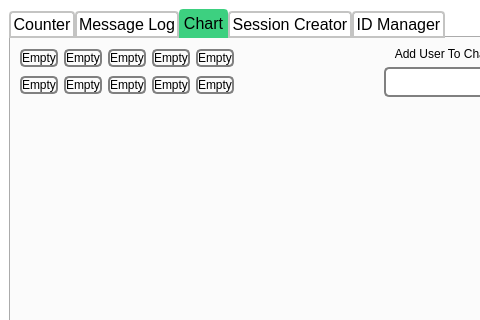
First picture: the form in resource/Design.ui, repository TheRustyPickle/Telecounter, before the edit; both pictures show x 0 to 480 and y 0 to 320 of the 650 by 610 pixel window.
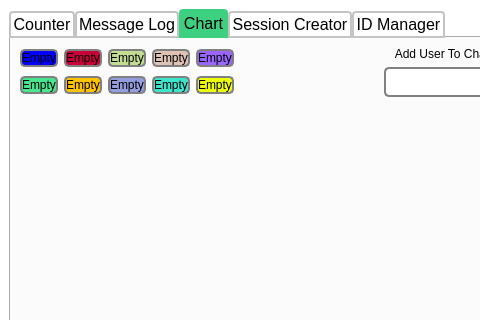
Second picture: the form after the edit. The open tabs and pages were chosen to show the change.

Commit message: added extra 10 buttons with different colors

Diff of the .ui file:
```diff
--- a/resource/Design.ui
+++ b/resource/Design.ui
@@ -1322,7 +1322,7 @@
                    </font>
                   </property>
                   <property name="styleSheet">
-                   <string notr="true">QPushButton:hover{
+                   <string notr="true">QPushButton{
 background-color: blue ;
 }
 
@@ -1346,7 +1346,7 @@
                    </sizepolicy>
                   </property>
                   <property name="styleSheet">
-                   <string notr="true">QPushButton:hover{
+                   <string notr="true">QPushButton{
 background-color: #C70039 ;
 }
 
@@ -1370,7 +1370,7 @@
                    </sizepolicy>
                   </property>
                   <property name="styleSheet">
-                   <string notr="true">QPushButton:hover{
+                   <string notr="true">QPushButton{
 background-color: #C2DD93 ;
 }
 
@@ -1394,7 +1394,7 @@
                    </sizepolicy>
                   </property>
                   <property name="styleSheet">
-                   <string notr="true">QPushButton:hover{
+                   <string notr="true">QPushButton{
 background-color: #DEC2B3 ;
 }
 
@@ -1418,7 +1418,7 @@
                    </sizepolicy>
                   </property>
                   <property name="styleSheet">
-                   <string notr="true">QPushButton:hover{
+                   <string notr="true">QPushButton{
 background-color: #9A65FF ;
 }
 
@@ -1459,7 +1459,13 @@
                    </sizepolicy>
                   </property>
                   <property name="styleSheet">
-                   <string notr="true"/>
+                   <string notr="true">QPushButton{
+background-color: #48E48F ;
+}
+QPushButton:pressed{
+background-color: #8BFFB4;
+border-style: inset;
+}</string>
                   </property>
                   <property name="text">
                    <string>Empty</string>
@@ -1475,7 +1481,7 @@
                    </sizepolicy>
                   </property>
                   <property name="styleSheet">
-                   <string notr="true">QPushButton:hover{
+                   <string notr="true">QPushButton{
 background-color: #FFC300 ;
 }
 
@@ -1505,7 +1511,7 @@
                    </size>
                   </property>
                   <property name="styleSheet">
-                   <string notr="true">QPushButton:hover{
+                   <string notr="true">QPushButton{
 background-color: #939DDD ;
 }
 
@@ -1529,7 +1535,7 @@
                    </sizepolicy>
                   </property>
                   <property name="styleSheet">
-                   <string notr="true">QPushButton:hover{
+                   <string notr="true">QPushButton{
 background-color: #3BE4CA ;
 }
 
@@ -1553,7 +1559,7 @@
                    </sizepolicy>
                   </property>
                   <property name="styleSheet">
-                   <string notr="true">QPushButton:hover{
+                   <string notr="true">QPushButton{
 background-color: #EEFF0B ;
 }
 
```
Left out of the diff: 4 changed lines with no effect on the pictures.
